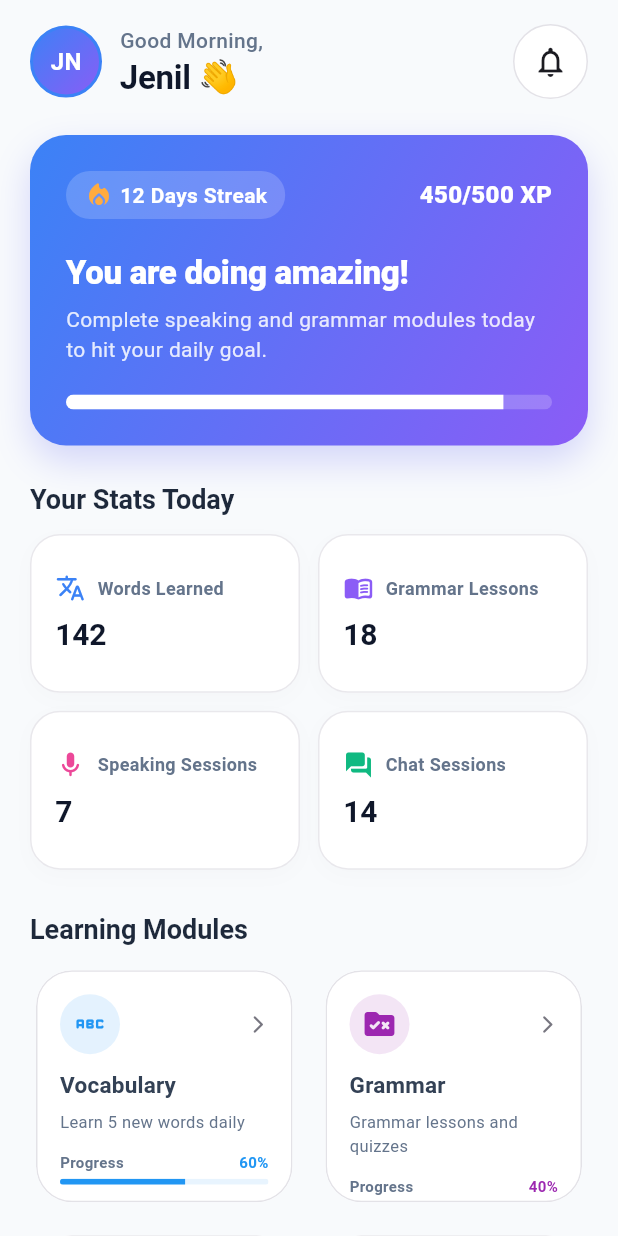
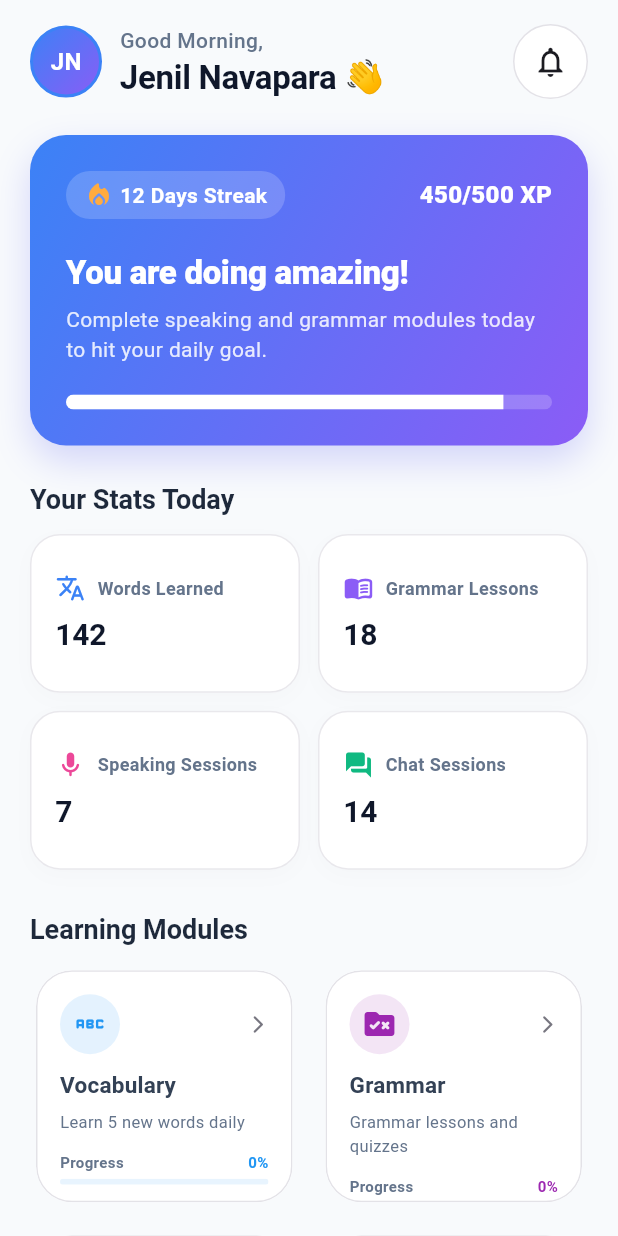
Before and after one commit to jdnavapara516/MasterG, a Flutter app: the HomeScreen screen opened directly, on a phone screen of 412 x 824 dp. Run offline on Flutter 3.47's test engine with Material 3 defaults, Android fonts, the phone set to English and light mode, and no system bars; accounts and stored records are empty.

Commit message:
Implement dynamic user profile data rendering and JWT token authorization headers for vocabulary API requests

```diff
--- a/masterg_app/lib/screens/dashboard/home_screen.dart
+++ b/masterg_app/lib/screens/dashboard/home_screen.dart
@@ -77,10 +77,10 @@ class HomeScreen extends StatelessWidget {
                   border: Border.all(color: theme.colorScheme.primary, width: 2),
                   gradient: AppTheme.primaryGradient,
                 ),
-                child: const Center(
+                child: Center(
                   child: Text(
-                    "JN",
-                    style: TextStyle(
+                    appState.userName.split(" ").where((s) => s.isNotEmpty).map((s) => s[0].toUpperCase()).take(2).join(""),
+                    style: const TextStyle(
                       color: Colors.white,
                       fontWeight: FontWeight.bold,
                       fontSize: 16,
@@ -100,7 +100,7 @@ class HomeScreen extends StatelessWidget {
                   ),
                 ),
                 Text(
-                  "Jenil 👋",
+                  "${appState.userName} 👋",
                   style: theme.textTheme.headlineMedium?.copyWith(
                     fontSize: 22,
                     fontWeight: FontWeight.bold,
@@ -314,31 +314,31 @@ class HomeScreen extends StatelessWidget {
         _buildModuleCard(
           context, theme, isDark,
           "Vocabulary", "Learn 5 new words daily",
-          Icons.abc_rounded, Colors.blue, 0.6,
+          Icons.abc_rounded, Colors.blue, (appState.vocabGoalCount / 5.0).clamp(0.0, 1.0),
           () => Navigator.push(context, MaterialPageRoute(builder: (context) => const VocabularyLevelsScreen())),
         ),
         _buildModuleCard(
           context, theme, isDark,
           "Grammar", "Grammar lessons and quizzes",
-          Icons.rule_folder_rounded, Colors.purple, 0.4,
+          Icons.rule_folder_rounded, Colors.purple, (appState.grammarGoalCount / 1.0).clamp(0.0, 1.0),
           () => Navigator.push(context, MaterialPageRoute(builder: (context) => const GrammarQuizScreen())),
         ),
         _buildModuleCard(
           context, theme, isDark,
           "Listening", "Listening exercises and audio",
-          Icons.headset_rounded, Colors.pink, 0.2,
+          Icons.headset_rounded, Colors.pink, 0.0,
           () => _showComingSoonSnackBar(context, "Listening"),
         ),
         _buildModuleCard(
           context, theme, isDark,
           "Speaking", "AI speaking practice",
-          Icons.mic_external_on_rounded, Colors.orange, 0.3,
+          Icons.mic_external_on_rounded, Colors.orange, (appState.speakingGoalCount / 1.0).clamp(0.0, 1.0),
           () => Navigator.push(context, MaterialPageRoute(builder: (context) => const SpeakingPracticeScreen())),
         ),
         _buildModuleCard(
           context, theme, isDark,
           "AI Chat", "Practice English conversations",
-          Icons.chat_bubble_rounded, Colors.teal, 0.7,
+          Icons.chat_bubble_rounded, Colors.teal, (appState.stats.chatSessionsCompleted / 20.0).clamp(0.0, 1.0),
           () => ScaffoldMessenger.of(context).showSnackBar(
             const SnackBar(
               content: Text("Tap the 'Chat' tab at the bottom to talk to G-Bot!"),
@@ -349,7 +349,7 @@ class HomeScreen extends StatelessWidget {
         _buildModuleCard(
           context, theme, isDark,
           "Revision", "Review learned vocabulary",
-          Icons.replay_circle_filled_rounded, Colors.amber, 0.9,
+          Icons.replay_circle_filled_rounded, Colors.amber, 0.0,
           () => _showComingSoonSnackBar(context, "Revision"),
         ),
       ],
--- a/masterg_app/lib/state/app_state.dart
+++ b/masterg_app/lib/state/app_state.dart
@@ -62,6 +62,7 @@ class AppState extends ChangeNotifier {
   bool _isLoggedIn = false;
   String _userName = "Jenil Navapara";
   String _userLevel = "Intermediate (B1)";
+  String? _accessToken;
 
   late Streak _streak;
   late UserStats _stats;
@@ -148,6 +149,7 @@ class AppState extends ChangeNotifier {
   bool get isLoggedIn => _isLoggedIn;
   String get userName => _userName;
   String get userLevel => _userLevel;
+  String? get accessToken => _accessToken;
   Streak get streak => _streak;
   UserStats get stats => _stats;
   List<VocabularyWord> get vocabularyList => _vocabularyList;
@@ -187,6 +189,9 @@ class AppState extends ChangeNotifier {
 
       if (response.statusCode == 200) {
         _isLoggedIn = true;
+        if (data['tokens'] != null) {
+          _accessToken = data['tokens']['access'];
+        }
         if (data['user'] != null) {
           final userData = data['user'];
           _userName = userData['username'] ?? "Jenil Navapara";
@@ -217,6 +222,7 @@ class AppState extends ChangeNotifier {
 
   void logout() {
     _isLoggedIn = false;
+    _accessToken = null;
     notifyListeners();
   }
 
@@ -232,6 +238,9 @@ class AppState extends ChangeNotifier {
 
       if (response.statusCode == 201) {
         _isLoggedIn = true;
+        if (data['tokens'] != null) {
+          _accessToken = data['tokens']['access'];
+        }
         if (data['user'] != null) {
           final userData = data['user'];
           _userName = userData['username'] ?? "Jenil Navapara";
```
Also changed, not shown: masterg_app/lib/screens/learn/vocabulary_levels_screen.dart (+13 -1 lines), masterg_app/lib/screens/learn/word_learning_screen.dart (+21 -3 lines), masterg_app/lib/screens/profile/profile_screen.dart (+5 -5 lines).
